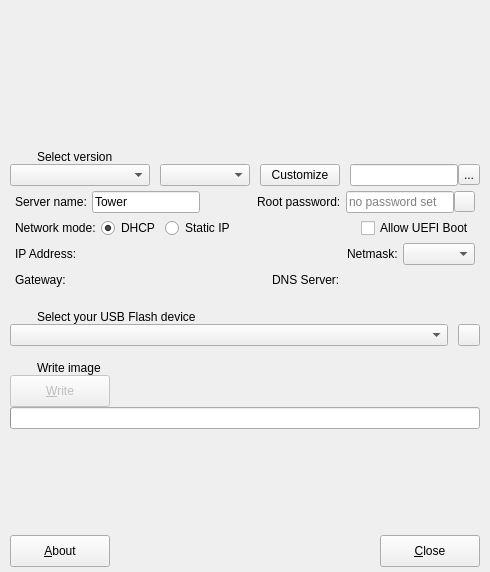
Old version of the form creator.ui in the repository unraid/usb-creator.
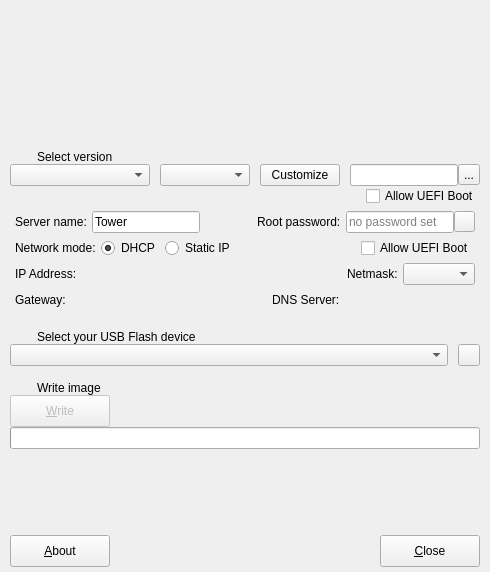
New version of the form. Icons and pictures are not drawn. Custom widgets are drawn as their Qt base class.

Commit message: add UEFI option for local zip

The edit to the form file:
```diff
--- a/creator.ui
+++ b/creator.ui
@@ -273,6 +273,19 @@
         </item>
        </layout>
       </item>
+      <item alignment="Qt::AlignRight">
+       <widget class="QCheckBox" name="EFIBootLocalCheckBox">
+        <property name="sizePolicy">
+         <sizepolicy hsizetype="Fixed" vsizetype="Fixed">
+          <horstretch>0</horstretch>
+          <verstretch>0</verstretch>
+         </sizepolicy>
+        </property>
+        <property name="text">
+         <string>Allow UEFI Boot  </string>
+        </property>
+       </widget>
+      </item>
       <item>
        <widget class="QWidget" name="CustomizePanel" native="true">
         <property name="maximumSize">
```
The commit also changes 1 other file.
